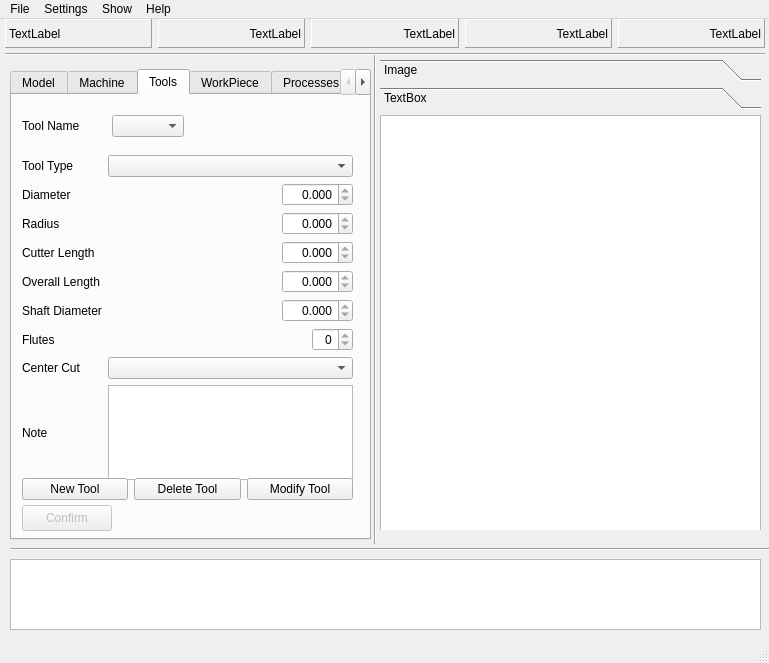
First picture: the form in eurocam.ui, repository onekk/eurocam-dev, before the edit.
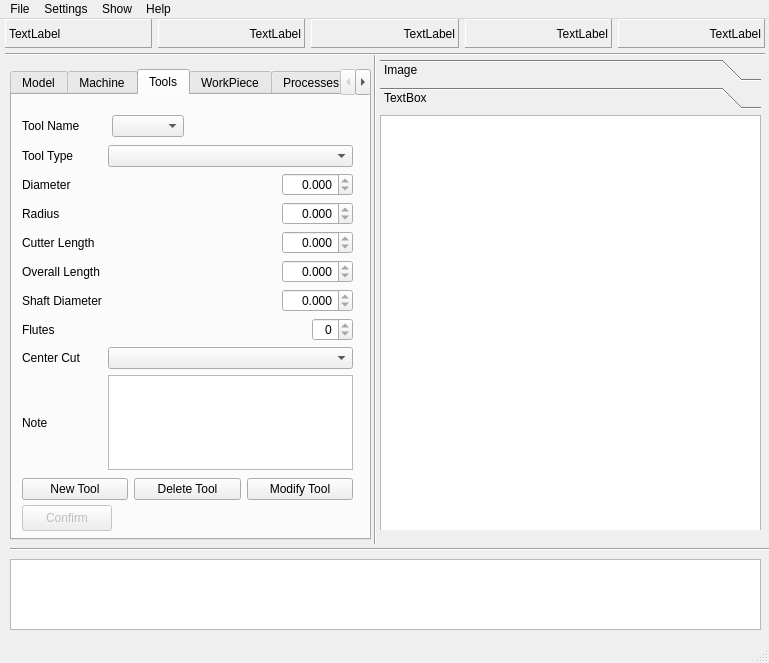
Second picture: the form after the edit. The open tabs and pages were chosen to show the change.

```diff
--- a/eurocam.ui
+++ b/eurocam.ui
@@ -464,7 +464,7 @@
       <property name="geometry">
        <rect>
         <x>10</x>
-        <y>60</y>
+        <y>50</y>
         <width>331</width>
         <height>325</height>
        </rect>
```
Left out of the diff: 8 changed lines with no effect on the pictures.
